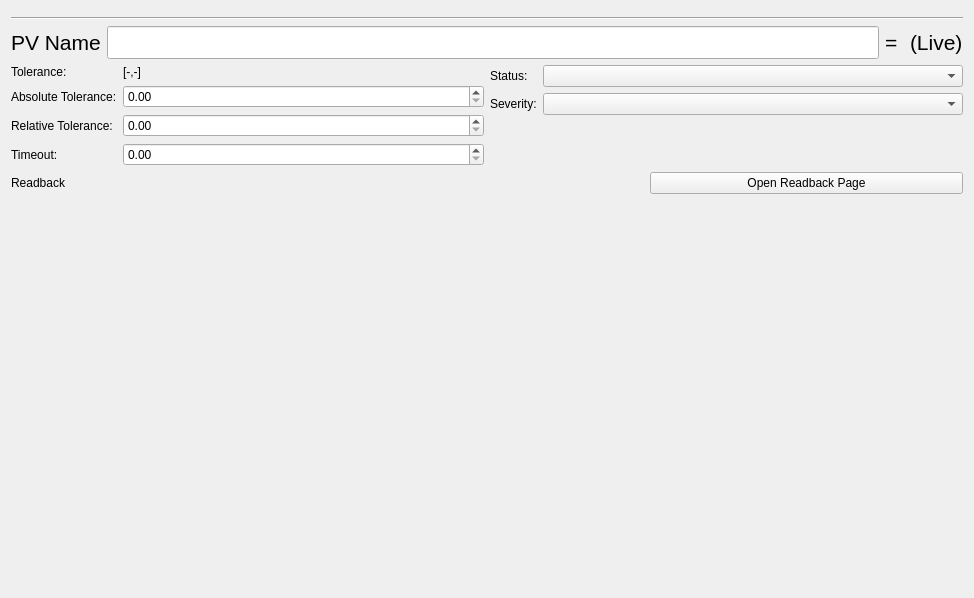
The window that superscore/ui/parameter_page.ui (pcdshub/superscore) describes before a commit, drawn with Qt 5.
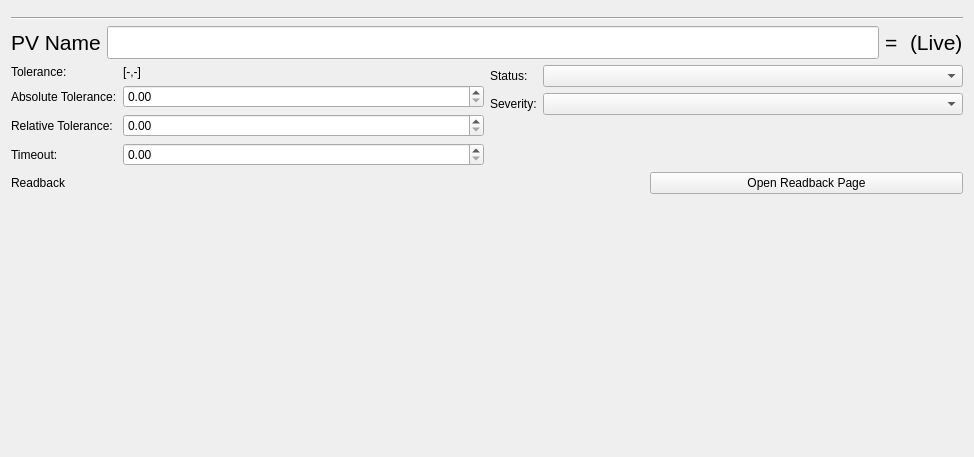
The same window after the commit.

Commit message: GUI: rename parameter_page widgets/containers

Diff of the .ui file:
```diff
--- a/superscore/ui/parameter_page.ui
+++ b/superscore/ui/parameter_page.ui
@@ -7,7 +7,7 @@
     <x>0</x>
     <y>0</y>
     <width>974</width>
-    <height>598</height>
+    <height>457</height>
    </rect>
   </property>
   <property name="windowTitle">
```
Left out of the diff: 14 changed lines with no effect on the pictures.
